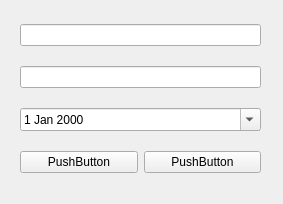
Above: del_win.ui from SokAnn/phone_book before the change. Below: the same form after it.
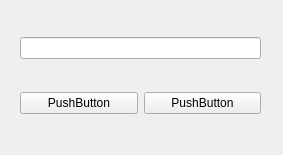
That is the form after the change.

What changed in the file:
```diff
--- a/del_win.ui
+++ b/del_win.ui
@@ -7,7 +7,7 @@
     <x>0</x>
     <y>0</y>
     <width>283</width>
-    <height>204</height>
+    <height>155</height>
    </rect>
   </property>
   <property name="windowTitle">
@@ -20,23 +20,13 @@
       <x>20</x>
       <y>10</y>
       <width>241</width>
-      <height>181</height>
+      <height>131</height>
      </rect>
     </property>
     <layout class="QVBoxLayout" name="verticalLayout">
      <item>
       <widget class="QLineEdit" name="NamelineEdit"/>
      </item>
-     <item>
-      <widget class="QLineEdit" name="TelephonelineEdit"/>
-     </item>
-     <item>
-      <widget class="QDateEdit" name="dateEdit">
-       <property name="calendarPopup">
-        <bool>true</bool>
-       </property>
-      </widget>
-     </item>
      <item>
       <layout class="QHBoxLayout" name="horizontalLayout">
        <item>
```
